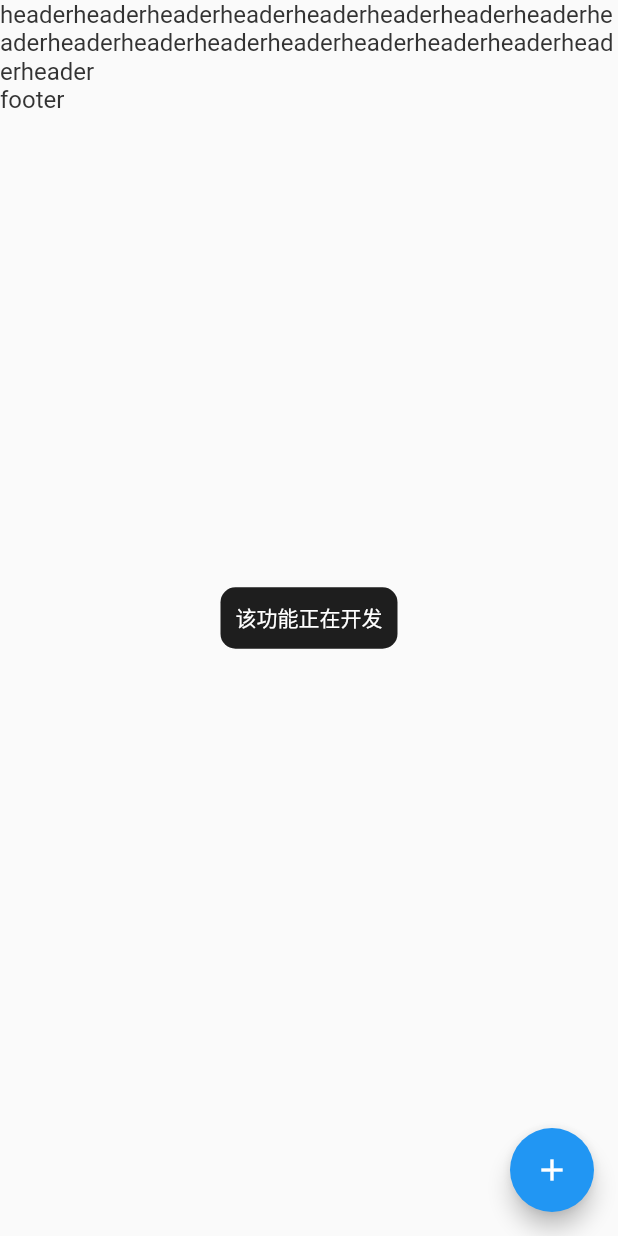
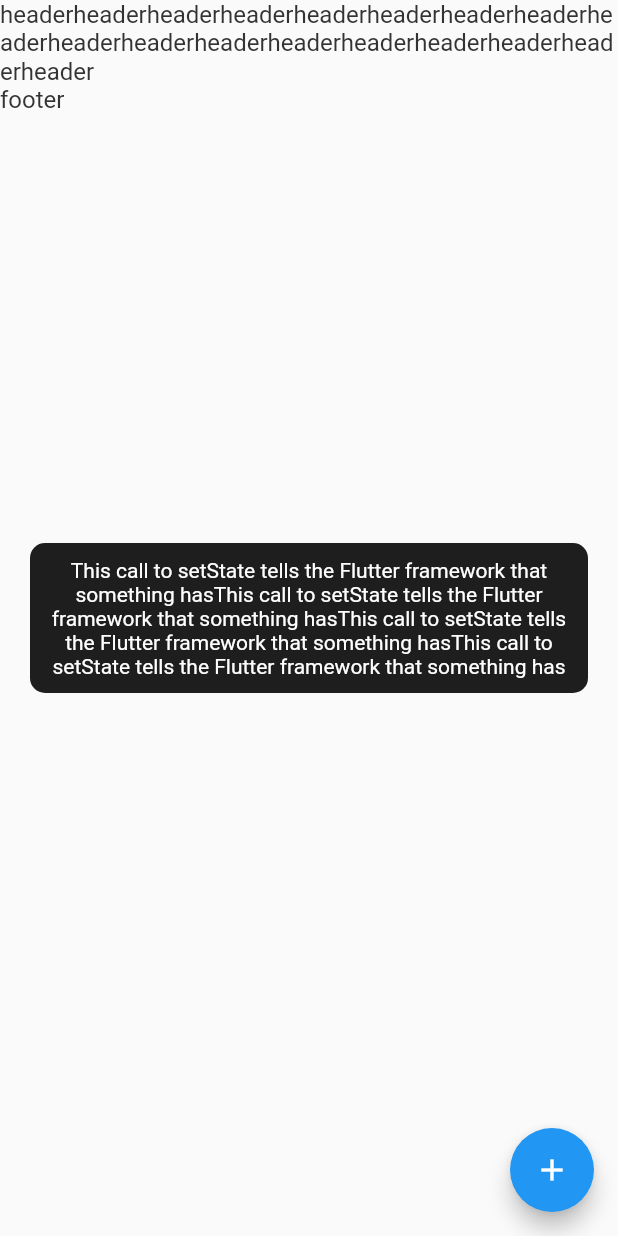
Before and after one commit to RogueYBJ/flutter_uikit, a Flutter app: the screen it shows after launch, after a tap on the "add" icon, on a phone screen of 412 x 824 dp. Run offline on Flutter 3.47's test engine with Material 2 defaults, Android fonts, the phone set to English and light mode, and no system bars; our stand-ins replace cached_network_image; missing offline and left inert: flutter_refresh; statements that could not run were skipped.

Commit message:
文字居中

```diff
--- a/example/lib/main.dart
+++ b/example/lib/main.dart
@@ -53,8 +53,8 @@ class _MyHomePageState extends State<MyHomePage> {
     OverlayCreate.context = context;
     // UIOverlay.prompt("111");
     // UIOverlay.show("加载中");
-    UIOverlay.toast("该功能正在开发");
-    // UIOverlay.toast("This call to setState tells the Flutter framework that something hasThis call to setState tells the Flutter framework that something hasThis call to setState tells the Flutter framework that something hasThis call to setState tells the Flutter framework that something has");
+    // UIOverlay.toast("该功能正在开发");
+    UIOverlay.toast("This call to setState tells the Flutter framework that something hasThis call to setState tells the Flutter framework that something hasThis call to setState tells the Flutter framework that something hasThis call to setState tells the Flutter framework that something has");
     setState(() {
       // This call to setState tells the Flutter framework that something has
       // changed in this State, which causes it to rerun the build method below
--- a/lib/ui_overlay.dart
+++ b/lib/ui_overlay.dart
@@ -89,7 +89,7 @@ class UIOverlay {
             decoration: BoxDecoration(
                 color: Color(OverlayStatus.toast == _overlayStatus ? 0xEE0000000 :  0xFFFFFFFF),
                 borderRadius: BorderRadius.circular(10)),
-            child: OverlayStatus.toast == _overlayStatus ? Text(_msg,style: TextStyle(
+            child: OverlayStatus.toast == _overlayStatus ? Text(_msg,textAlign: TextAlign.center,style: TextStyle(
               color: Color(OverlayStatus.toast == _overlayStatus ? 0xFFFFFFFF :  0xFF000000),
             ),) : new Column(
               children: <Widget>[
```
Also changed, not shown: 1 other file.
